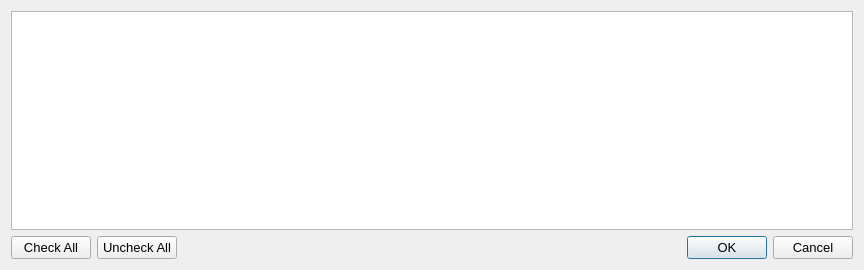
This is qrev/UI/wTransects2Use.ui in Sana-hammemi/qrevint as Qt 5 draws it before an edit. The edited form follows.
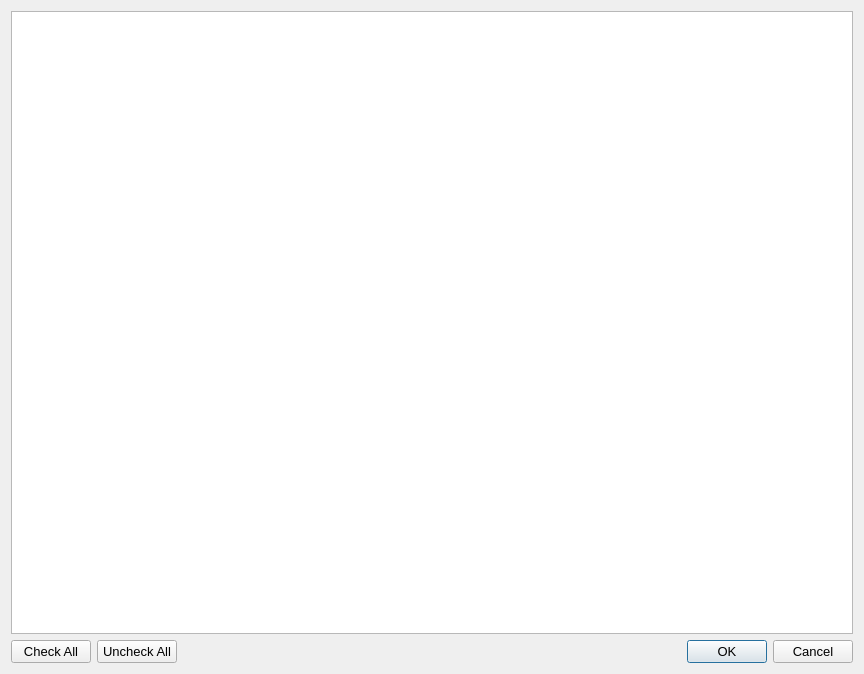
This is the edited form.

Commit message: Select Transect Dialog

Diff of the .ui file:
```diff
--- a/qrev/UI/wTransects2Use.ui
+++ b/qrev/UI/wTransects2Use.ui
@@ -10,7 +10,7 @@
     <x>0</x>
     <y>0</y>
     <width>864</width>
-    <height>270</height>
+    <height>674</height>
    </rect>
   </property>
   <property name="windowTitle">
```
The commit also changes 6 other files.
